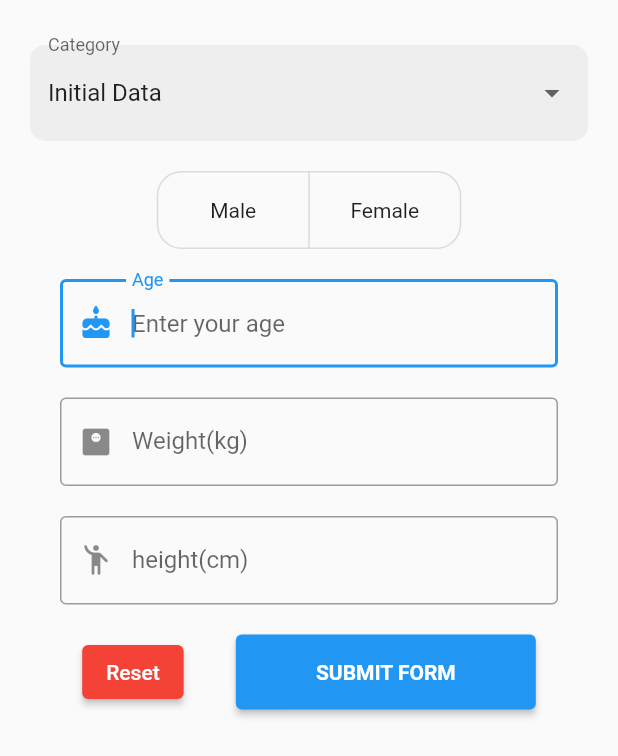
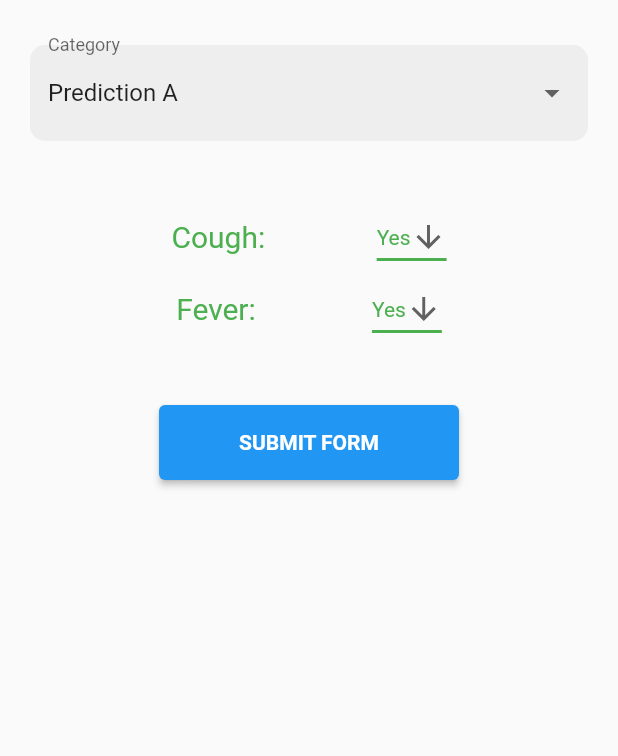
Before and after one commit to Zrn-code/Disease-Prediction-App, a Flutter app: the FormExample screen opened directly, on a phone screen of 412 x 824 dp. Shown: the top 756 px of the screen. Run offline on Flutter 3.47's test engine with Material 2 defaults, Android fonts, the phone set to English and light mode, and no system bars; our stand-ins replace cloud_firestore, firebase_auth, firebase_core, shared_preferences; accounts and stored records are empty.

Commit message:
and prediction test

```diff
--- /dev/null
+++ b/lib/form/covid_prediction.dart
@@ -0,0 +1,92 @@
+import 'package:flutter/material.dart';
+import '../pages/main_page.dart';
+
+const List<String> list = <String>['Yes', 'No'];
+
+class cough_DropdownButtonExample extends StatefulWidget {
+  cough_DropdownButtonExample({super.key});
+  @override
+  State<cough_DropdownButtonExample> createState() =>
+      cough_DropdownButtonExampleState();
+}
+
+class cough_DropdownButtonExampleState
+    extends State<cough_DropdownButtonExample> {
+  String dropdownValue = list.first;
+
+  // cough = '1';
+  @override
+  Widget build(BuildContext context) {
+    return DropdownButton<String>(
+      value: dropdownValue,
+      icon: const Icon(Icons.arrow_downward),
+      elevation: 16,
+      style: const TextStyle(color: Colors.green),
+      underline: Container(
+        height: 2,
+        color: Colors.green,
+      ),
+      onChanged: (String? value) {
+        // This is called when the user selects an item.
+        if (value == 'Yes') {
+          cough = '1';
+        } else {
+          cough = '0';
+        }
+        setState(() {
+          dropdownValue = value!;
+        });
+      },
+      items: list.map<DropdownMenuItem<String>>((String value) {
+        return DropdownMenuItem<String>(
+          value: value,
+          child: Text(value),
+        );
+      }).toList(),
+    );
+  }
+}
+
+class fever_DropdownButtonExample extends StatefulWidget {
+  const fever_DropdownButtonExample({super.key});
+
+  @override
+  State<fever_DropdownButtonExample> createState() =>
+      fever_DropdownButtonExampleState();
+}
+
+class fever_DropdownButtonExampleState
+    extends State<fever_DropdownButtonExample> {
+  String dropdownValue = list.first;
+  @override
+  Widget build(BuildContext context) {
+    return DropdownButton<String>(
+      value: dropdownValue,
+      icon: const Icon(Icons.arrow_downward),
+      elevation: 16,
+      style: const TextStyle(color: Colors.green),
+      underline: Container(
+        height: 2,
+        color: Colors.green,
+      ),
+      onChanged: (String? value) {
+        // This is called when the user selects an item.
+        // url = 'https://flask-app-test-yqkj.onrender.com/api?cough=0&fever=';
+        if (value == 'Yes') {
+          fever = '1';
+        } else {
+          fever = '0';
+        }
+        setState(() {
+          dropdownValue = value!;
+        });
+      },
+      items: list.map<DropdownMenuItem<String>>((String value) {
+        return DropdownMenuItem<String>(
+          value: value,
+          child: Text(value),
+        );
+      }).toList(),
+    );
+  }
+}
--- a/lib/pages/main_page.dart
+++ b/lib/pages/main_page.dart
@@ -1,11 +1,16 @@
+import 'dart:convert';
+
 import 'package:flutter/material.dart';
 import 'package:flutter_application/pages/profile_page.dart';
+import '../form/initial_data.dart';
 import '../helper/helper_functions.dart';
 import '../services/database_service.dart';
 import '../widgets/widgets.dart';
 import '../services/auth_service.dart';
 import 'login_page.dart';
 import 'package:firebase_auth/firebase_auth.dart';
+import '../helper/function.dart';
+import '../form/covid_prediction.dart';
 
 class MainPage extends StatefulWidget {
   const MainPage({super.key});
@@ -14,6 +19,15 @@ class MainPage extends StatefulWidget {
   State<MainPage> createState() => _MainPageState();
 }
 
+String cough = '1';
+String fever = '1';
+String url = 'https://flask-app-test-yqkj.onrender.com/api?';
+int _age = 0;
+double _bmi = 0;
+double _height = 0;
+double _weight = 0;
+int gender = -1;
+
 class _MainPageState extends State<MainPage> {
   String userName = "";
   String email = "";
@@ -21,6 +35,7 @@ class _MainPageState extends State<MainPage> {
   int height = 0;
   int weight = 0;
   final uid = "";
+
   AuthService authService = AuthService();
 
   @override
@@ -191,14 +206,11 @@ class _FormExampleState extends State<FormExample> {
     'Prediction C',
     'Prediction D'
   ];
-  int _age = 0;
-  double _bmi = 0;
-  double _height = 0;
-  double _weight = 0;
-  int _gender = -1;
+
+  String output = 'Prediction';
   bool isSwitched = false;
 
-  String _selectedField = "Initial Data";
+  String _selectedField = "Prediction A";
 
   List<String> _genderList = ["male", "female"];
 
@@ -248,31 +260,53 @@ class _FormExampleState extends State<FormExample> {
                             height: 20,
                           ),
                           if (_selectedField == "Initial Data")
-                            ToggleButtons(
+                            Container(
+                              child: Row(
+                                mainAxisAlignment:
+                                    MainAxisAlignment.spaceEvenly,
                                 children: [
-                                  Text('Male'),
-                                  Text('Female'),
+                                  Text(
+                                    'Gender:',
+                                    style: TextStyle(
+                                        fontSize: 20, color: Colors.green),
+                                  ),
+                                  gender_DropdownButtonExample(),
                                 ],
-                                constraints: BoxConstraints(
-                                  minWidth: 100,
-                                  minHeight: 50,
-                                ),
-                                borderRadius: BorderRadius.circular(16.0),
-                                selectedBorderColor: Colors.blue,
-                                isSelected: _gender == -1
-                                    ? List.generate(
-                                        _genderList.length, (_) => false)
-                                    : List.generate(_genderList.length,
-                                        (index) => index == _gender),
-                                onPressed: (int index) {
-                                  setState(() {
-                                    if (_gender == index) {
-                                      _gender = -1;
-                                    } else {
-                                      _gender = index;
-                                    }
-                                  });
-                                }),
+                              ),
+                            ),
+                          if (_selectedField == "Prediction A")
+                            Container(
+                                padding: EdgeInsets.all(20),
+                                child: Column(
+                                    mainAxisAlignment: MainAxisAlignment.center,
+                                    children: [
+                                      Row(
+                                        mainAxisAlignment:
+                                            MainAxisAlignment.spaceEvenly,
+                                        children: [
+                                          Text(
+                                            'Cough:',
+                                            style: TextStyle(
+                                                fontSize: 20,
+                                                color: Colors.green),
+                                          ),
+                                          cough_DropdownButtonExample(),
+                                        ],
+                                      ),
+                                      Row(
+                                        mainAxisAlignment:
+                                            MainAxisAlignment.spaceEvenly,
+                                        children: [
+                                          Text(
+                                            'Fever:',
+                                            style: TextStyle(
+                                                fontSize: 20,
+                                                color: Colors.green),
+                                          ),
+                                          fever_DropdownButtonExample(),
+                                        ],
+                                      ),
+                                    ])),
                           if (_selectedField == "Initial Data")
                             Container(
                               margin:
@@ -377,32 +411,18 @@ class _FormExampleState extends State<FormExample> {
                             mainAxisAlignment: MainAxisAlignment.spaceEvenly,
                             children: [
                               ElevatedButton(
-                                style: ElevatedButton.styleFrom(
-                                    primary: Colors.red),
-                                onPressed: () {
-                                  _formKey.currentState!.reset();
-                                  heightController.clear();
-                                  weightController.clear();
-                                  ageController.clear();
-                                  setState(() {
-                                    _age = 0;
-                                    _height = 0;
-                                    _weight = 0;
-                                  });
-                                },
-                                child: const Text('Reset'),
-                              ),
-                              ElevatedButton(
                                 onPressed: () {
                                   if (_selectedField == "BMI") {
                                     _submitFormBMI();
                                   } else if (_selectedField == "Initial Data" &&
-                                      _gender != -1) {
+                                      gender != -1) {
                                     _initialData();
                                   } else if (_selectedField == "Initial Data" &&
-                                      _gender == -1) {
+                                      gender == -1) {
                                     showSnackBar(context, Colors.red,
                                         'You should choose your gender.');
+                                  } else if (_selectedField == "Prediction A") {
+                                    _submitPrediction();
                                   }
                                 },
                                 style: OutlinedButton.styleFrom(
@@ -416,6 +436,23 @@ class _FormExampleState extends State<FormExample> {
                         ])))));
   }
 
+  Future<void> _submitPrediction() async {
+    url += 'cough=';
+    url += cough;
+    url += '&fever=';
+    url += fever;
+    url +=
+        '&sore_throat=0&shortness_of_breath=1&head_ache=0&age_60_and_above=0&gender=0&test_indication=0';
+
+    var data = await fetchData(url);
+    var decoded = jsonDecode(data);
+    setState(() {
+      output = decoded['output'];
+      url = 'https://flask-app-test-yqkj.onrender.com/api?';
+    });
+    _showResult("Probability of Covid :", output);
+  }
+
   void _initialData() {
     if (_formKey.currentState?.validate() ?? false) {
       _formKey.currentState!.save();
@@ -424,7 +461,7 @@ class _FormExampleState extends State<FormExample> {
         _height,
         _weight,
         _age,
-        _genderList[_gender],
+        _genderList[gender],
       );
       _showMore("Your data has been record!");
     }
@@ -434,7 +471,7 @@ class _FormExampleState extends State<FormExample> {
     if (_formKey.currentState?.validate() ?? false) {
       _formKey.currentState!.save();
       _calculateBMI();
-      _showResult("Your BMI is:", _bmi);
+      _showResult("Your BMI is:", _bmi.toStringAsFixed(1));
     }
   }
 
@@ -443,7 +480,7 @@ class _FormExampleState extends State<FormExample> {
     _bmi = _weight / (heightInMeters * heightInMeters);
   }
 
-  void _showResult(String message, double result) {
+  void _showResult(String message, String result) {
     showModalBottomSheet(
       context: context,
       backgroundColor: Colors.transparent,
@@ -466,7 +503,7 @@ class _FormExampleState extends State<FormExample> {
                   style: TextStyle(fontSize: 24.0),
                 ),
                 Text(
-                  result.toStringAsFixed(1),
+                  result,
                   style: TextStyle(fontSize: 48.0, fontWeight: FontWeight.bold),
                 ),
               ],
--- a/pubspec.yaml
+++ b/pubspec.yaml
@@ -19,6 +19,7 @@ dependencies:
   flutter:
     sdk: flutter
   flutter_neumorphic: ^3.2.0
+  http: ^0.13.5
   provider: ^6.0.0
   shared_preferences: ^2.0.18
 
```
Also changed, not shown: lib/form/initial_data.dart (added, +50 -0 lines), lib/helper/function.dart (added, +12 -0 lines), pubspec.lock.
